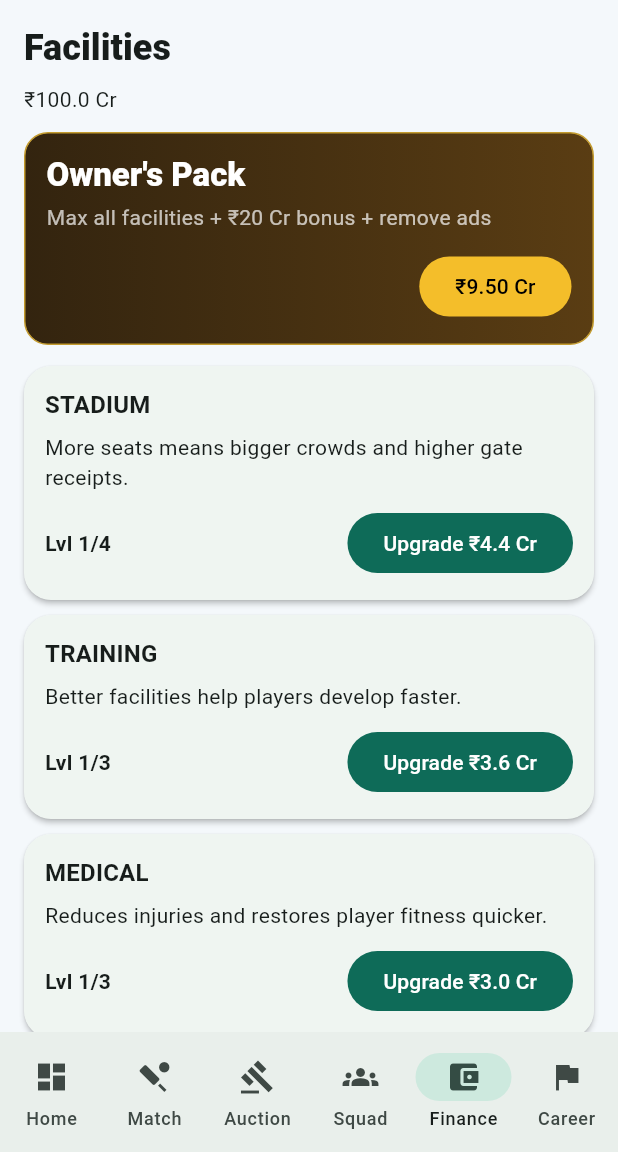
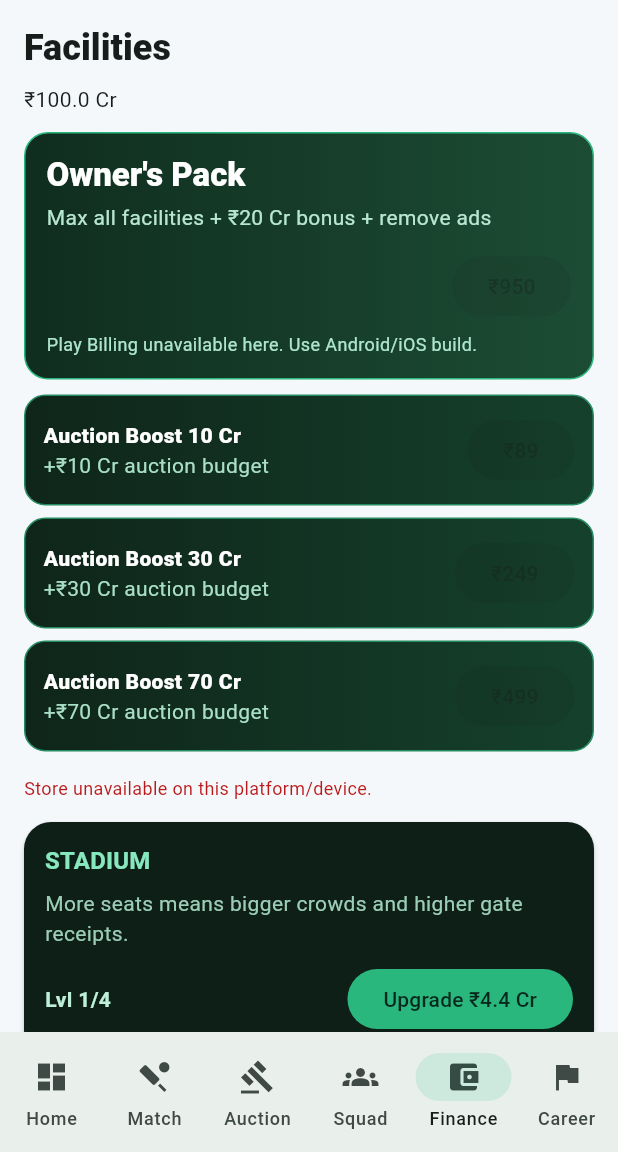
Before and after one commit to panshul-07/ayzcric, a Flutter app: the screen it shows after launch, item 5 of the bottom bar chosen, on a phone screen of 412 x 824 dp, the part 84-1236 px from its top. Run offline on Flutter 3.47's test engine with Material 3 defaults, Android fonts, the phone set to English and light mode, and no system bars; our stand-ins replace in_app_purchase, shared_preferences; accounts and stored records are empty.

Commit message:
Add Play Billing IAP packs and green finance facilities UI

```diff
--- a/cricket_manager_app/lib/main.dart
+++ b/cricket_manager_app/lib/main.dart
@@ -8,6 +8,8 @@ import 'screens/dashboard_screen.dart';
 import 'screens/finance_screen.dart';
 import 'screens/match_center_screen.dart';
 import 'screens/squad_screen.dart';
+import 'services/iap_scope.dart';
+import 'services/iap_service.dart';
 
 void main() {
   runApp(const CricketManagerApp());
@@ -22,16 +24,37 @@ class CricketManagerApp extends StatefulWidget {
 
 class _CricketManagerAppState extends State<CricketManagerApp> {
   late final GameController _controller;
+  late final IapService _iapService;
   int _index = 0;
 
   @override
   void initState() {
     super.initState();
     _controller = GameController();
+    _iapService = IapService();
+    _iapService.onGrant = (grant) {
+      switch (grant.type) {
+        case IapGrantType.ownersPack:
+          _controller.buyOwnersPack();
+          break;
+        case IapGrantType.cashCr:
+          _controller.grantAuctionCash(grant.cashCr, source: 'IAP Cash Pack');
+          break;
+      }
+    };
+    _initIap();
+  }
+
+  Future<void> _initIap() async {
+    await _iapService.initialize();
+    if (_iapService.ownersPackOwned) {
+      _controller.buyOwnersPack();
+    }
   }
 
   @override
   void dispose() {
+    _iapService.dispose();
     _controller.disposeController();
     _controller.dispose();
     super.dispose();
@@ -50,6 +73,8 @@ class _CricketManagerAppState extends State<CricketManagerApp> {
 
     return GameScope(
       notifier: _controller,
+      child: IapScope(
+        iapService: _iapService,
         child: MaterialApp(
           debugShowCheckedModeBanner: false,
           title: 'Cricket Dynasty Manager',
@@ -105,12 +130,18 @@ class _CricketManagerAppState extends State<CricketManagerApp> {
               selectedIndex: _index,
               onDestinationSelected: (index) => setState(() => _index = index),
               destinations: const [
-              NavigationDestination(icon: Icon(Icons.dashboard), label: 'Home'),
+                NavigationDestination(
+                  icon: Icon(Icons.dashboard),
+                  label: 'Home',
+                ),
                 NavigationDestination(
                   icon: Icon(Icons.sports_cricket),
                   label: 'Match',
                 ),
-              NavigationDestination(icon: Icon(Icons.gavel), label: 'Auction'),
+                NavigationDestination(
+                  icon: Icon(Icons.gavel),
+                  label: 'Auction',
+                ),
                 NavigationDestination(icon: Icon(Icons.groups), label: 'Squad'),
                 NavigationDestination(
                   icon: Icon(Icons.account_balance_wallet),
@@ -121,6 +152,7 @@ class _CricketManagerAppState extends State<CricketManagerApp> {
             ),
           ),
         ),
+      ),
     );
   }
 }
--- a/cricket_manager_app/lib/screens/finance_screen.dart
+++ b/cricket_manager_app/lib/screens/finance_screen.dart
@@ -5,6 +5,8 @@ import 'package:flutter/material.dart';
 import '../game/game_controller.dart';
 import '../game/game_scope.dart';
 import '../game/models.dart';
+import '../services/iap_scope.dart';
+import '../services/iap_service.dart';
 import '../widgets/stat_card.dart';
 import '../widgets/team_badge.dart';
 
@@ -23,6 +25,7 @@ class _FinanceScreenState extends State<FinanceScreen> {
   @override
   Widget build(BuildContext context) {
     final controller = GameScope.of(context);
+    final iap = IapScope.of(context);
     final ledger = controller.financeLedger;
 
     final income = ledger
@@ -51,18 +54,45 @@ class _FinanceScreenState extends State<FinanceScreen> {
         const SizedBox(height: 8),
         Text('₹${controller.userTeam.cashCr.toStringAsFixed(1)} Cr'),
         const SizedBox(height: 12),
-        if (!controller.adsRemoved) _OwnersPackCard(controller: controller),
+        ListenableBuilder(
+          listenable: iap,
+          builder: (context, _) {
+            return Column(
+              crossAxisAlignment: CrossAxisAlignment.start,
+              children: [
+                if (!controller.adsRemoved)
+                  _OwnersPackCard(controller: controller, iap: iap),
                 if (controller.adsRemoved)
                   Container(
                     padding: const EdgeInsets.all(12),
                     decoration: BoxDecoration(
                       borderRadius: BorderRadius.circular(12),
-              color: Theme.of(context).colorScheme.secondaryContainer,
+                      color: const Color(0xFF0E3023),
+                      border: Border.all(color: const Color(0xFF2AB77D)),
                     ),
                     child: const Text(
                       'Owner\'s Pack active • Ads removed • All facilities maxed',
-              style: TextStyle(fontWeight: FontWeight.w700),
+                      style: TextStyle(
+                        fontWeight: FontWeight.w700,
+                        color: Color(0xFF84F5C2),
                       ),
+                    ),
+                  ),
+                const SizedBox(height: 10),
+                _CashPackRow(controller: controller, iap: iap),
+                if (iap.lastError != null) ...[
+                  const SizedBox(height: 8),
+                  Text(
+                    iap.lastError!,
+                    style: TextStyle(
+                      color: Theme.of(context).colorScheme.error,
+                      fontSize: 12,
+                    ),
+                  ),
+                ],
+              ],
+            );
+          },
         ),
         const SizedBox(height: 14),
         _FacilityCard(
@@ -535,20 +565,22 @@ class _FinanceScreenState extends State<FinanceScreen> {
 }
 
 class _OwnersPackCard extends StatelessWidget {
-  const _OwnersPackCard({required this.controller});
+  const _OwnersPackCard({required this.controller, required this.iap});
 
   final GameController controller;
+  final IapService iap;
 
   @override
   Widget build(BuildContext context) {
+    final canBuy = iap.storeAvailable && !iap.loading;
     return Container(
       padding: const EdgeInsets.all(14),
       decoration: BoxDecoration(
         borderRadius: BorderRadius.circular(16),
         gradient: const LinearGradient(
-          colors: [Color(0xFF33240F), Color(0xFF5A3D13)],
+          colors: [Color(0xFF102D1F), Color(0xFF1C4D34)],
         ),
-        border: Border.all(color: const Color(0xFFC39B2E)),
+        border: Border.all(color: const Color(0xFF2AB77D)),
       ),
       child: Column(
         crossAxisAlignment: CrossAxisAlignment.start,
@@ -563,22 +595,99 @@ class _OwnersPackCard extends StatelessWidget {
           const SizedBox(height: 4),
           const Text(
             'Max all facilities + ₹20 Cr bonus + remove ads',
-            style: TextStyle(color: Colors.white70),
+            style: TextStyle(color: Color(0xFFB8E7D1)),
           ),
           const SizedBox(height: 12),
           Align(
             alignment: Alignment.centerRight,
             child: FilledButton(
               style: FilledButton.styleFrom(
-                backgroundColor: const Color(0xFFF4BE2A),
-                foregroundColor: Colors.black,
+                backgroundColor: const Color(0xFF36D399),
+                foregroundColor: const Color(0xFF03281B),
               ),
-              onPressed: controller.buyOwnersPack,
-              child: const Text('₹9.50 Cr'),
+              onPressed: canBuy
+                  ? () => iap.buyProduct(IapService.ownersPackId)
+                  : null,
+              child: Text(iap.displayPrice(IapService.ownersPackId)),
+            ),
+          ),
+          if (!iap.storeAvailable) ...[
+            const SizedBox(height: 6),
+            const Text(
+              'Play Billing unavailable here. Use Android/iOS build.',
+              style: TextStyle(color: Color(0xFFAEE5CF), fontSize: 12),
+            ),
+          ],
+        ],
+      ),
+    );
+  }
+}
+
+class _CashPackRow extends StatelessWidget {
+  const _CashPackRow({required this.controller, required this.iap});
+
+  final GameController controller;
+  final IapService iap;
+
+  @override
+  Widget build(BuildContext context) {
+    final packs = IapService.catalog.where((c) => c.cashCr > 0).toList();
+    return Column(
+      children: [
+        for (final pack in packs)
+          Container(
+            margin: const EdgeInsets.only(bottom: 8),
+            padding: const EdgeInsets.all(12),
+            decoration: BoxDecoration(
+              borderRadius: BorderRadius.circular(14),
+              gradient: const LinearGradient(
+                colors: [Color(0xFF0F251A), Color(0xFF15412C)],
+              ),
+              border: Border.all(color: const Color(0xFF248B62)),
+            ),
+            child: Row(
+              children: [
+                Expanded(
+                  child: Column(
+                    crossAxisAlignment: CrossAxisAlignment.start,
+                    children: [
+                      Text(
+                        pack.title,
+                        style: const TextStyle(
+                          fontWeight: FontWeight.w800,
+                          color: Colors.white,
+                        ),
+                      ),
+                      Text(
+                        '+₹${pack.cashCr.toStringAsFixed(0)} Cr auction budget',
+                        style: const TextStyle(color: Color(0xFFA9DFC7)),
+                      ),
+                    ],
+                  ),
+                ),
+                FilledButton(
+                  style: FilledButton.styleFrom(
+                    backgroundColor: const Color(0xFF5DE2A7),
+                    foregroundColor: const Color(0xFF053324),
+                  ),
+                  onPressed: iap.storeAvailable && !iap.loading
+                      ? () => iap.buyProduct(pack.id)
+                      : null,
+                  child: Text(iap.displayPrice(pack.id)),
+                ),
+              ],
+            ),
+          ),
+        if (iap.storeAvailable && !controller.adsRemoved)
+          Align(
+            alignment: Alignment.centerRight,
+            child: TextButton(
+              onPressed: iap.restorePurchases,
+              child: const Text('Restore purchases'),
             ),
           ),
       ],
-      ),
     );
   }
 }
@@ -694,6 +803,7 @@ class _FacilityCard extends StatelessWidget {
   Widget build(BuildContext context) {
     final maxed = level >= maxLevel;
     return Card(
+      color: const Color(0xFF0E1F17),
       child: Padding(
         padding: const EdgeInsets.all(14),
         child: Column(
@@ -701,22 +811,37 @@ class _FacilityCard extends StatelessWidget {
           children: [
             Text(
               title.toUpperCase(),
-              style: Theme.of(
-                context,
-              ).textTheme.titleMedium?.copyWith(fontWeight: FontWeight.w700),
+              style: Theme.of(context).textTheme.titleMedium?.copyWith(
+                fontWeight: FontWeight.w700,
+                color: const Color(0xFF87E8BE),
+              ),
             ),
             const SizedBox(height: 6),
-            Text(description),
+            Text(description, style: const TextStyle(color: Color(0xFF9BCDB8))),
             const SizedBox(height: 10),
             Row(
               children: [
                 Expanded(
                   child: Text(
                     'Lvl $level/$maxLevel',
-                    style: const TextStyle(fontWeight: FontWeight.w700),
+                    style: const TextStyle(
+                      fontWeight: FontWeight.w700,
+                      color: Color(0xFFBEEFD8),
                     ),
                   ),
-                FilledButton(onPressed: maxed ? null : onTap, child: Text(cta)),
+                ),
+                FilledButton(
+                  style: FilledButton.styleFrom(
+                    backgroundColor: maxed
+                        ? const Color(0xFF2C3A34)
+                        : const Color(0xFF2AB77D),
+                    foregroundColor: maxed
+                        ? const Color(0xFFB0BBB6)
+                        : const Color(0xFF06281C),
+                  ),
+                  onPressed: maxed ? null : onTap,
+                  child: Text(cta),
+                ),
               ],
             ),
           ],
--- /dev/null
+++ b/cricket_manager_app/lib/services/iap_scope.dart
@@ -0,0 +1,20 @@
+import 'package:flutter/widgets.dart';
+
+import 'iap_service.dart';
+
+class IapScope extends InheritedWidget {
+  const IapScope({super.key, required this.iapService, required super.child});
+
+  final IapService iapService;
+
+  static IapService of(BuildContext context) {
+    final scope = context.dependOnInheritedWidgetOfExactType<IapScope>();
+    assert(scope != null, 'IapScope not found in widget tree.');
+    return scope!.iapService;
+  }
+
+  @override
+  bool updateShouldNotify(covariant IapScope oldWidget) {
+    return oldWidget.iapService != iapService;
+  }
+}
--- /dev/null
+++ b/cricket_manager_app/lib/services/iap_service.dart
@@ -0,0 +1,228 @@
+import 'dart:async';
+
+import 'package:flutter/foundation.dart';
+import 'package:in_app_purchase/in_app_purchase.dart';
+import 'package:shared_preferences/shared_preferences.dart';
+
+enum IapGrantType { ownersPack, cashCr }
+
+class IapGrant {
+  const IapGrant.ownersPack() : type = IapGrantType.ownersPack, cashCr = 0;
+
+  const IapGrant.cash(this.cashCr) : type = IapGrantType.cashCr;
+
+  final IapGrantType type;
+  final double cashCr;
+}
+
+class IapCatalogItem {
+  const IapCatalogItem({
+    required this.id,
+    required this.title,
+    required this.fallbackPrice,
+    required this.consumable,
+    this.cashCr = 0,
+  });
+
+  final String id;
+  final String title;
+  final String fallbackPrice;
+  final bool consumable;
+  final double cashCr;
+}
+
+class IapService extends ChangeNotifier {
+  IapService();
+
+  static const String ownersPackId = 'owners_pack_unlock';
+  static const String cashPackSmallId = 'cash_pack_10cr';
+  static const String cashPackMediumId = 'cash_pack_30cr';
+  static const String cashPackLargeId = 'cash_pack_70cr';
+
+  static const List<IapCatalogItem> catalog = <IapCatalogItem>[
+    IapCatalogItem(
+      id: ownersPackId,
+      title: 'Owner\'s Pack',
+      fallbackPrice: '₹950',
+      consumable: false,
+    ),
+    IapCatalogItem(
+      id: cashPackSmallId,
+      title: 'Auction Boost 10 Cr',
+      fallbackPrice: '₹89',
+      consumable: true,
+      cashCr: 10,
+    ),
+    IapCatalogItem(
+      id: cashPackMediumId,
+      title: 'Auction Boost 30 Cr',
+      fallbackPrice: '₹249',
+      consumable: true,
+      cashCr: 30,
+    ),
+    IapCatalogItem(
+      id: cashPackLargeId,
+      title: 'Auction Boost 70 Cr',
+      fallbackPrice: '₹499',
+      consumable: true,
+      cashCr: 70,
+    ),
+  ];
+
+  final InAppPurchase _iap = InAppPurchase.instance;
+  StreamSubscription<List<PurchaseDetails>>? _purchaseSub;
+  final Map<String, ProductDetails> _storeProducts = <String, ProductDetails>{};
+  final Set<String> _processedPurchaseIds = <String>{};
+
+  bool loading = false;
+  bool storeAvailable = false;
+  bool ownersPackOwned = false;
+  String? lastError;
+
+  void Function(IapGrant grant)? onGrant;
+
+  Future<void> initialize() async {
+    loading = true;
+    notifyListeners();
+
+    final prefs = await SharedPreferences.getInstance();
+    ownersPackOwned = prefs.getBool(_ownersPackKey) ?? false;
+
+    storeAvailable = await _iap.isAvailable();
+    if (!storeAvailable) {
+      loading = false;
+      lastError = 'Store unavailable on this platform/device.';
+      notifyListeners();
+      return;
+    }
+
+    _purchaseSub ??= _iap.purchaseStream.listen(
+      _onPurchaseUpdate,
+      onDone: () => _purchaseSub?.cancel(),
+      onError: (Object e) {
+        lastError = e.toString();
+        notifyListeners();
+      },
+    );
+
+    final response = await _iap.queryProductDetails(
+      catalog.map((e) => e.id).toSet(),
+    );
+
+    if (response.error != null) {
+      lastError = response.error!.message;
+    }
+
+    for (final p in response.productDetails) {
+      _storeProducts[p.id] = p;
+    }
+
+    loading = false;
+    notifyListeners();
+  }
+
+  ProductDetails? productDetail(String productId) => _storeProducts[productId];
+
+  String displayPrice(String productId) {
+    final detail = _storeProducts[productId];
+    if (detail != null) return detail.price;
+    final item = catalog.firstWhere(
+      (e) => e.id == productId,
+      orElse: () => const IapCatalogItem(
+        id: '',
+        title: '',
+        fallbackPrice: '',
+        consumable: true,
+      ),
+    );
+    return item.fallbackPrice;
+  }
+
+  Future<void> buyProduct(String productId) async {
+    if (!storeAvailable) {
+      lastError = 'Store unavailable.';
+      notifyListeners();
+      return;
+    }
+
+    final details = productDetail(productId);
+    if (details == null) {
+      lastError = 'Product not loaded: $productId';
+      notifyListeners();
+      return;
+    }
+
+    final item = catalog.firstWhere((e) => e.id == productId);
+    final param = PurchaseParam(productDetails: details);
+    lastError = null;
+    notifyListeners();
+
+    if (item.consumable) {
+      await _iap.buyConsumable(purchaseParam: param);
+    } else {
+      await _iap.buyNonConsumable(purchaseParam: param);
+    }
+  }
+
+  Future<void> restorePurchases() async {
+    if (!storeAvailable) return;
+    await _iap.restorePurchases();
+  }
+
+  void _onPurchaseUpdate(List<PurchaseDetails> updates) async {
+    for (final purchase in updates) {
+      if (purchase.status == PurchaseStatus.pending) {
+        continue;
+      }
+      if (purchase.status == PurchaseStatus.error) {
+        lastError = purchase.error?.message ?? 'Purchase failed';
+      }
+      if (purchase.status == PurchaseStatus.purchased ||
+          purchase.status == PurchaseStatus.restored) {
+        final key =
+            '${purchase.purchaseID ?? purchase.transactionDate}-${purchase.productID}';
+        if (!_processedPurchaseIds.contains(key)) {
+          _processedPurchaseIds.add(key);
+          await _grantForProductId(purchase.productID);
+        }
+      }
+      if (purchase.pendingCompletePurchase) {
+        await _iap.completePurchase(purchase);
+      }
+    }
+    notifyListeners();
+  }
+
+  Future<void> _grantForProductId(String productId) async {
+    if (productId == ownersPackId) {
+      if (!ownersPackOwned) {
+        ownersPackOwned = true;
+        final prefs = await SharedPreferences.getInstance();
+        await prefs.setBool(_ownersPackKey, true);
+        onGrant?.call(const IapGrant.ownersPack());
+      }
+      return;
+    }
+
+    final item = catalog.firstWhere(
+      (e) => e.id == productId,
+      orElse: () => const IapCatalogItem(
+        id: '',
+        title: '',
+        fallbackPrice: '',
+        consumable: true,
+      ),
+    );
+    if (item.cashCr > 0) {
+      onGrant?.call(IapGrant.cash(item.cashCr));
+    }
+  }
+
+  @override
+  void dispose() {
+    _purchaseSub?.cancel();
+    super.dispose();
+  }
+}
+
+const String _ownersPackKey = 'owners_pack_owned_v1';
--- a/cricket_manager_app/pubspec.yaml
+++ b/cricket_manager_app/pubspec.yaml
@@ -34,6 +34,8 @@ dependencies:
   # The following adds the Cupertino Icons font to your application.
   # Use with the CupertinoIcons class for iOS style icons.
   cupertino_icons: ^1.0.8
+  in_app_purchase: ^3.2.1
+  shared_preferences: ^2.3.2
 
 dev_dependencies:
   flutter_test:
```
Also changed, not shown: cricket_manager_app/lib/game/game_controller.dart (+10 -9 lines), cricket_manager_app/pubspec.lock. Lines whose indentation alone changed are shown as unchanged.
